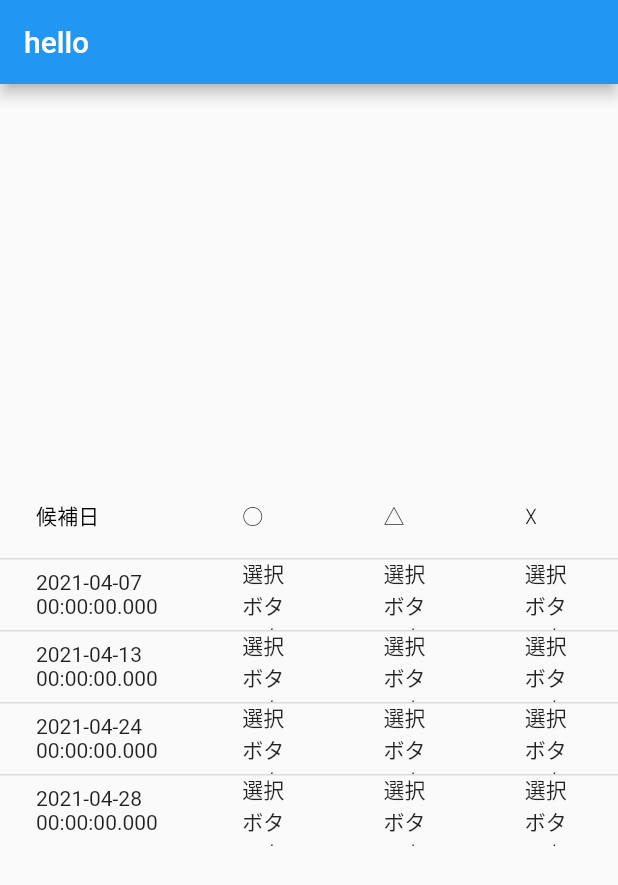
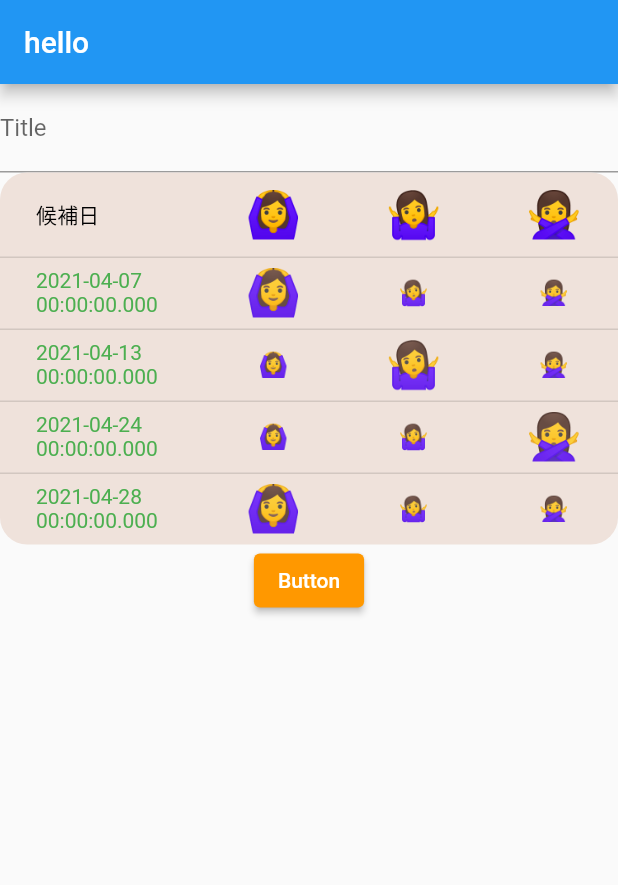
Before and after one commit to gyvm/hi-tsujisan-flutter, a Flutter app: the screen it shows after launch, on a phone screen of 412 x 824 dp. Shown: the top 885 px of the screen. Run offline on Flutter 3.47's test engine with Material 2 defaults, Android fonts, the phone set to English and light mode, and no system bars; our stand-ins replace flutter_calendar_carousel; missing offline and left inert: dart:html.

Commit message:
add attendees screen

```diff
--- a/lib/screens/attendees_screen.dart
+++ b/lib/screens/attendees_screen.dart
@@ -1,4 +1,8 @@
 import 'package:flutter/material.dart';
+
+import '../widgets/form_name.dart';
+import '../widgets/button.dart';
+import '../widgets/possible_dates_table.dart';
 
 class AttendeesScreen extends StatefulWidget {
   @override
@@ -10,12 +14,6 @@ class _AttendeesScreenState extends State<AttendeesScreen> {
   // {"dates": ["2021-04-07 00:00:00.000","2021-04-13 00:00:00.000","2021-04-24 00:00:00.000","2021-04-28 00:00:00.000"]}
   // デコードするとこうなる
   // https://algorithm.joho.info/dart/object-string-json-dart/
-  static const List<String> possibleDates = [
-    "2021-04-07 00:00:00.000",
-    "2021-04-13 00:00:00.000",
-    "2021-04-24 00:00:00.000",
-    "2021-04-28 00:00:00.000"
-  ];
 
   //
   // サンプルのデータを表示する。
@@ -24,8 +22,6 @@ class _AttendeesScreenState extends State<AttendeesScreen> {
   // 送信中はloading画面を表示する。
   // 完了画面を表示する。
   //
-  List<bool> selected =
-      List<bool>.generate(possibleDates.length, (int index) => false);
 
   @override
   Widget build(BuildContext context) {
@@ -35,39 +31,13 @@ class _AttendeesScreenState extends State<AttendeesScreen> {
       ),
       body: Center(
         child: SizedBox(
-          width: double.infinity,
-          child: DataTable(
-            columns: const <DataColumn>[
-              DataColumn(
-                label: Text('候補日'),
-              ),
-              DataColumn(
-                label: Text('○'),
-              ),
-              DataColumn(
-                label: Text('△'),
-              ),
-              DataColumn(
-                label: Text('☓'),
-              ),
+          width: 960,
+          child: Column(
+            children: [
+              Nameform(),
+              PossibleDatesTable(),
+              DefaultButton(),
             ],
-            rows: List<DataRow>.generate(
-              possibleDates.length,
-              (int index) => DataRow(
-                cells: <DataCell>[
-                  DataCell(Text(possibleDates[index])),
-                  DataCell(Text('選択ボタンを表示')),
-                  DataCell(Text('選択ボタンを表示')),
-                  DataCell(Text('選択ボタンを表示')),
-                ],
-                // selected: selected[index],
-                // onSelectChanged: (bool value) {
-                //   setState(() {
-                //     selected[index] = value;
-                //   });
-                // },
-              ),
-            ),
           ),
         ),
       ),
--- /dev/null
+++ b/lib/widgets/button.dart
@@ -0,0 +1,17 @@
+import 'package:flutter/material.dart';
+
+class DefaultButton extends StatelessWidget {
+  @override
+  Widget build(BuildContext context) {
+    return Container(
+      child: ElevatedButton(
+        child: const Text('Button'),
+        style: ElevatedButton.styleFrom(
+          primary: Colors.orange,
+          onPrimary: Colors.white,
+        ),
+        onPressed: () {},
+      ),
+    );
+  }
+}
--- /dev/null
+++ b/lib/widgets/form_name.dart
@@ -0,0 +1,15 @@
+import 'package:flutter/material.dart';
+
+class Nameform extends StatelessWidget {
+  @override
+  Widget build(BuildContext context) {
+    return Container(
+      width: 560,
+      child: Form(
+        child: TextFormField(
+          decoration: InputDecoration(labelText: 'Title'),
+        ),
+      ),
+    );
+  }
+}
--- /dev/null
+++ b/lib/widgets/hexcolor.dart
@@ -0,0 +1,13 @@
+import 'package:flutter/material.dart';
+
+class HexColor extends Color {
+  static int _getColorFromHex(String hexColor) {
+    hexColor = hexColor.toUpperCase().replaceAll('#', '');
+    if (hexColor.length == 6) {
+      hexColor = 'FF' + hexColor;
+    }
+    return int.parse(hexColor, radix: 16);
+  }
+
+  HexColor(final String hexColor) : super(_getColorFromHex(hexColor));
+}
--- /dev/null
+++ b/lib/widgets/possible_dates_table.dart
@@ -0,0 +1,149 @@
+import 'package:flutter/material.dart';
+
+import './hexcolor.dart';
+
+class PossibleDatesTable extends StatefulWidget {
+  @override
+  _PossibleDatesTableState createState() => _PossibleDatesTableState();
+}
+
+class _PossibleDatesTableState extends State<PossibleDatesTable> {
+  static const List<String> possibleDates = [
+    "2021-04-07 00:00:00.000",
+    "2021-04-13 00:00:00.000",
+    "2021-04-24 00:00:00.000",
+    "2021-04-28 00:00:00.000"
+  ];
+
+  Map<String, int> markedPossibleDates = {
+    "2021-04-07 00:00:00.000": 1,
+    "2021-04-13 00:00:00.000": 2,
+    "2021-04-24 00:00:00.000": 3,
+    "2021-04-28 00:00:00.000": 1,
+  };
+
+  List<bool> selected =
+      List<bool>.generate(possibleDates.length, (int index) => false);
+
+  // void _selectbutton(String mapKey, int pickNum) {
+  //   markedPossibleDates[mapKey] = pickNum;
+  //   print(markedPossibleDates);
+  // }
+
+  @override
+  Widget build(BuildContext context) {
+    return Container(
+      decoration: BoxDecoration(
+        color: HexColor('EFE2DB'),
+        borderRadius: BorderRadius.circular(18),
+      ),
+      child: DataTable(
+        // headingRowColor:
+        // MaterialStateColor.resolveWith((states) => Colors.blue),
+        columns: const <DataColumn>[
+          DataColumn(
+            label: Text('候補日'),
+          ),
+          DataColumn(
+            label: Center(
+              child: Text(
+                '🙆‍♀️',
+                style: TextStyle(fontSize: 30.0),
+                textAlign: TextAlign.center,
+              ),
+            ),
+          ),
+          DataColumn(
+            label: Center(
+              child: Text(
+                '🤷‍♀️',
+                style: TextStyle(fontSize: 30.0),
+                textAlign: TextAlign.center,
+              ),
+            ),
+          ),
+          DataColumn(
+            label: Center(
+              child: Text(
+                '🙅‍♀️',
+                style: TextStyle(fontSize: 30.0),
+                textAlign: TextAlign.center,
+              ),
+            ),
+          ),
+        ],
+        rows: List<DataRow>.generate(
+          possibleDates.length,
+          (int index) => DataRow(
+            cells: <DataCell>[
+              DataCell(Text(
+                possibleDates[index],
+                style: TextStyle(
+                  color: Colors.green,
+                ),
+              )),
+              DataCell(
+                Center(
+                  child: Text(
+                    '🙆‍♀️',
+                    // style: TextStyle(fontSize: 30.0),
+                    style: (markedPossibleDates[possibleDates[index]] == 1)
+                        ? TextStyle(fontSize: 30.0)
+                        : TextStyle(fontSize: 16.0),
+                    textAlign: TextAlign.center,
+                  ),
+                ),
+                onTap: () {
+                  setState(() {
+                    markedPossibleDates[possibleDates[index]] = 1;
+                    print(markedPossibleDates);
+                  });
+                  // _selectbutton(arg, 1);
+                },
+              ),
+              DataCell(
+                Center(
+                  child: Text(
+                    '🤷‍♀️',
+                    style: (markedPossibleDates[possibleDates[index]] == 2)
+                        ? TextStyle(fontSize: 30.0)
+                        : TextStyle(fontSize: 16.0),
+                    textAlign: TextAlign.center,
+                  ),
+                ),
+                onTap: () {
+                  setState(() {
+                    markedPossibleDates[possibleDates[index]] = 2;
+                    print(markedPossibleDates);
+                  });
+                },
+              ),
+              DataCell(
+                Center(
+                  child: Text(
+                    '🙅‍♀️',
+                    style: (markedPossibleDates[possibleDates[index]] == 3)
+                        ? TextStyle(fontSize: 30.0)
+                        : TextStyle(fontSize: 16.0),
+                  ),
+                ),
+                onTap: () {
+                  setState(() {
+                    markedPossibleDates[possibleDates[index]] = 3;
+                    print(markedPossibleDates);
+                  });
+                },
+              ),
+            ],
+            // selected: selected[index],
+            // onSelectChanged: (bool value) {
+            //   setState(() {
+            //     selected[index] = value;
+            //   });
+            // },
+          ),
+        ),
+      ),
+    );
+  }
+}
```
